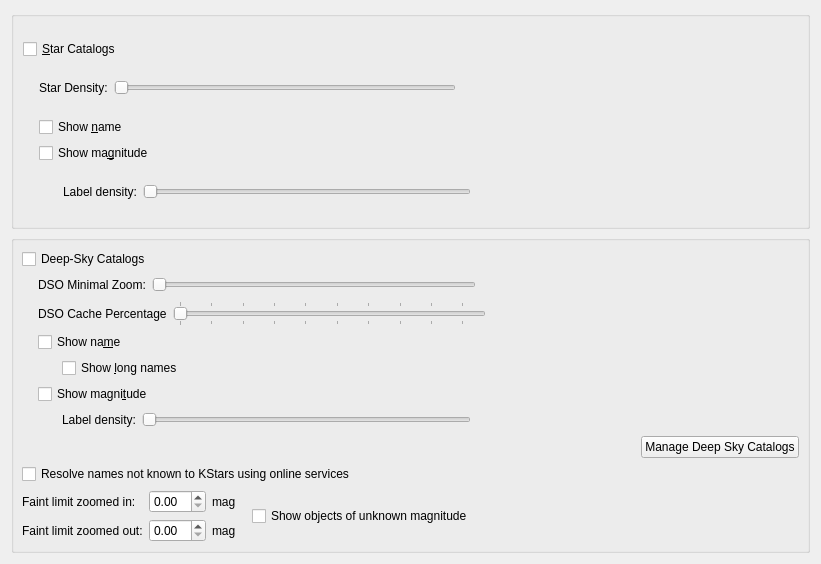
KDE/kstars, file kstars/options/opscatalog.ui: the form before one commit.
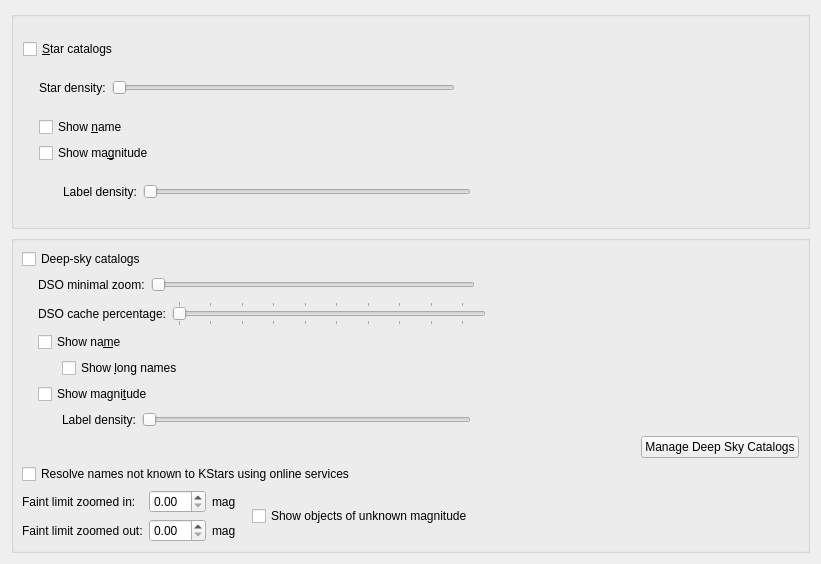
The form after the commit. Custom widgets are drawn as their Qt base class.

What changed in the file:
```diff
--- a/kstars/options/opscatalog.ui
+++ b/kstars/options/opscatalog.ui
@@ -22,7 +22,7 @@
         <item>
          <widget class="QCheckBox" name="kcfg_ShowStars">
           <property name="text">
-           <string>&amp;Star Catalogs</string>
+           <string>&amp;Star catalogs</string>
           </property>
           <attribute name="buttonGroup">
            <string notr="true">catalogButtonGroup</string>
@@ -49,7 +49,7 @@
           <item row="0" column="1">
            <widget class="QLabel" name="LabelStarDensity">
             <property name="text">
-             <string>Star Density:</string>
+             <string>Star density:</string>
             </property>
            </widget>
           </item>
@@ -264,7 +264,7 @@
         <item>
          <widget class="QCheckBox" name="kcfg_ShowDeepSky">
           <property name="text">
-           <string>Deep-Sky Catalogs</string>
+           <string>Deep-sky catalogs</string>
           </property>
           <attribute name="buttonGroup">
            <string notr="true">catalogButtonGroup</string>
@@ -298,7 +298,7 @@
           <item>
            <widget class="QLabel" name="DSOMInZoomLabel">
             <property name="text">
-             <string>DSO Minimal Zoom:</string>
+             <string>DSO minimal zoom:</string>
             </property>
            </widget>
           </item>
@@ -363,7 +363,7 @@
           <item>
            <widget class="QLabel" name="DSOCacheLabel">
             <property name="text">
-             <string>DSO Cache Percentage</string>
+             <string>DSO cache percentage:</string>
             </property>
            </widget>
           </item>
```
